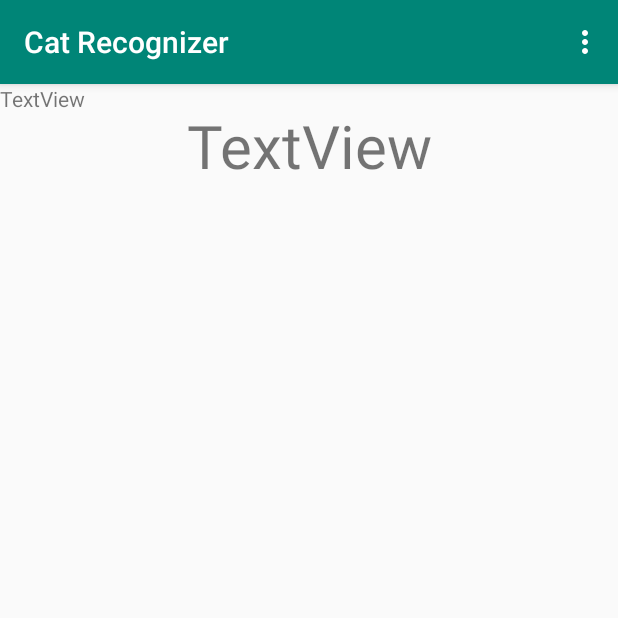
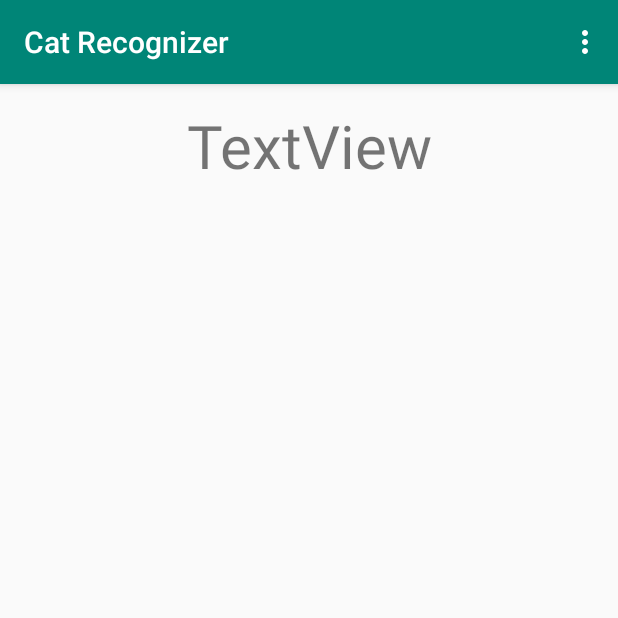
Before and after one commit to returnv01d/CatOrNotApp, an Android app: the screen it shows after launch (MainActivity), on a phone screen of 412 x 824 dp, the top half of it. Run offline under Robolectric (Android 15) with nearby library versions, the phone set to English and light mode, and no system bars.

Commit message:
minor tweak

```diff
--- a/CatRecognizer/app/src/main/java/pl/wmi/ino/catrecognizer/RandomResult.kt
+++ b/CatRecognizer/app/src/main/java/pl/wmi/ino/catrecognizer/RandomResult.kt
@@ -11,8 +11,6 @@ object RandomResult {
         val randomNumber : Double = Random().nextDouble()
         val pivot = 0.5 + (accumulator / 8.0)
         val result = randomNumber > pivot
-        Log.d("accumulator", accumulator.toString())
-        Log.d("pivot", pivot.toString())
         if (accumulator >= 0 && result) accumulator++
         else if (accumulator <= 0 && !result) accumulator--
         else accumulator=0
--- a/CatRecognizer/app/src/main/res/layout/content_main.xml
+++ b/CatRecognizer/app/src/main/res/layout/content_main.xml
@@ -31,9 +31,5 @@
                 android:gravity="center"
                 android:textSize="40dp"
         />
-        <TextView
-                android:text="TextView"
-                android:layout_width="wrap_content"
-                android:layout_height="wrap_content" android:id="@+id/textView"/>
     </FrameLayout>
 </android.support.constraint.ConstraintLayout>
```
